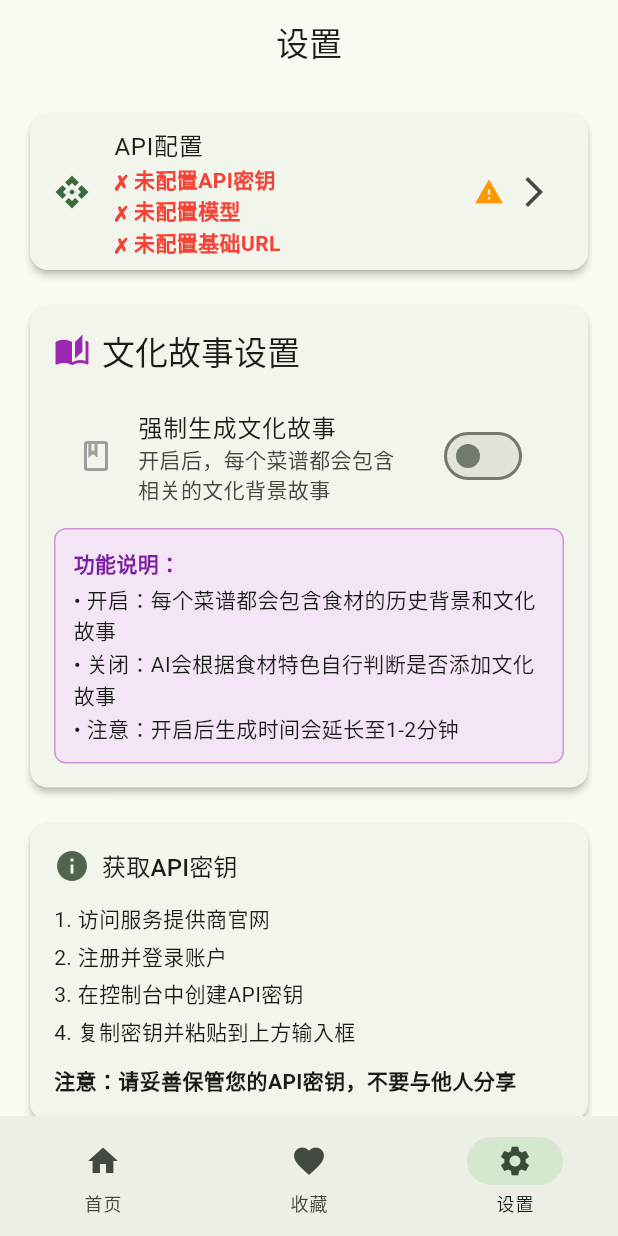
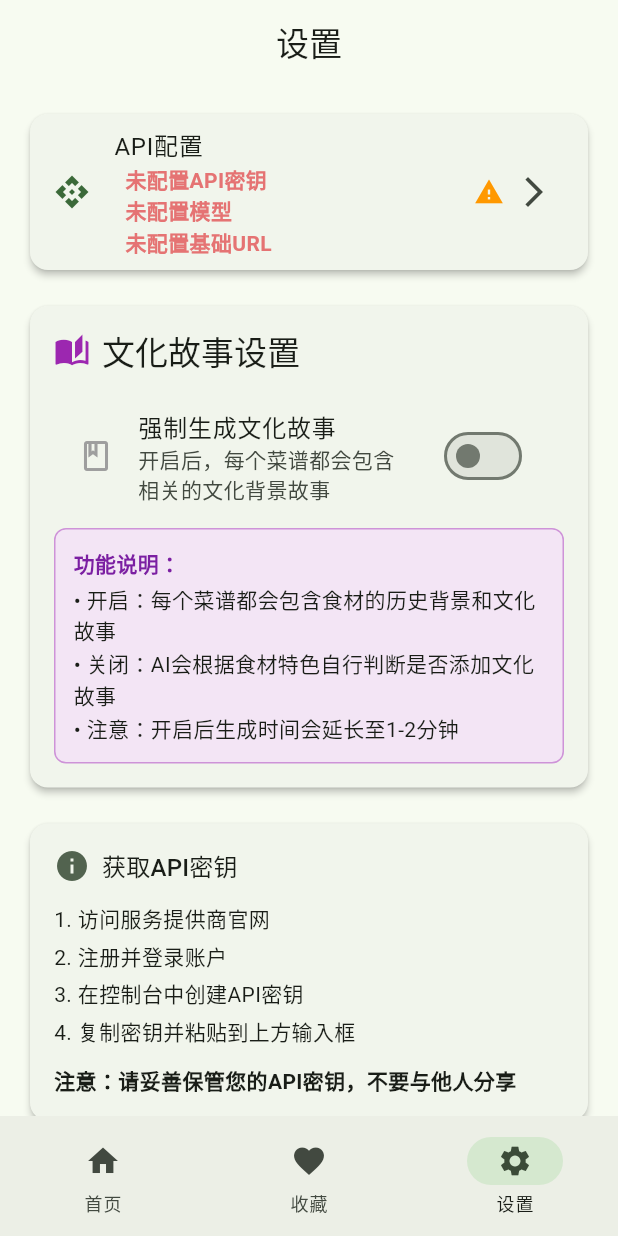
Before and after one commit to FooFishes/recipe_generator, a Flutter app: the SettingsScreen screen opened by its route, on a phone screen of 412 x 824 dp. Run offline on Flutter 3.47's test engine with Material 3 defaults, Android fonts, the phone set to English and light mode, and no system bars; our stand-ins replace dio, flutter_riverpod, flutter_secure_storage, freezed_annotation, go_router, hive and 2 more; accounts and stored records are empty.

Commit message:
基本完成????

```diff
--- a/lib/presentation/screens/settings_screen.dart
+++ b/lib/presentation/screens/settings_screen.dart
@@ -58,23 +58,23 @@ class _SettingsScreenState extends ConsumerState<SettingsScreen> {
                   crossAxisAlignment: CrossAxisAlignment.start,
                   children: [
                     Text(
-                      hasApiKey ? '✓ 已配置API密钥' : '✗ 未配置API密钥',
+                      hasApiKey ? '✓ 已配置API密钥' : '  未配置API密钥',
                       style: TextStyle(
-                        color: hasApiKey ? Colors.green : Colors.red,
+                        color: hasApiKey ? Colors.lightGreen : Colors.red.shade300,
                         fontWeight: hasApiKey ? FontWeight.normal : FontWeight.bold,
                       ),
                     ),
                     Text(
-                      hasModel ? '✓ 已配置模型' : '✗ 未配置模型',
+                      hasModel ? '✓ 已配置模型' : '  未配置模型',
                       style: TextStyle(
-                        color: hasModel ? Colors.green : Colors.red,
+                        color: hasModel ? Colors.lightGreen : Colors.red.shade300,
                         fontWeight: hasModel ? FontWeight.normal : FontWeight.bold,
                       ),
                     ),
                     Text(
-                      hasBaseUrl ? '✓ 已配置基础URL' : '✗ 未配置基础URL',
+                      hasBaseUrl ? '✓ 已配置基础URL' : '  未配置基础URL',
                       style: TextStyle(
-                        color: hasBaseUrl ? Colors.green : Colors.red,
+                        color: hasBaseUrl ? Colors.lightGreen : Colors.red.shade300,
                         fontWeight: hasBaseUrl ? FontWeight.normal : FontWeight.bold,
                       ),
                     ),
```
